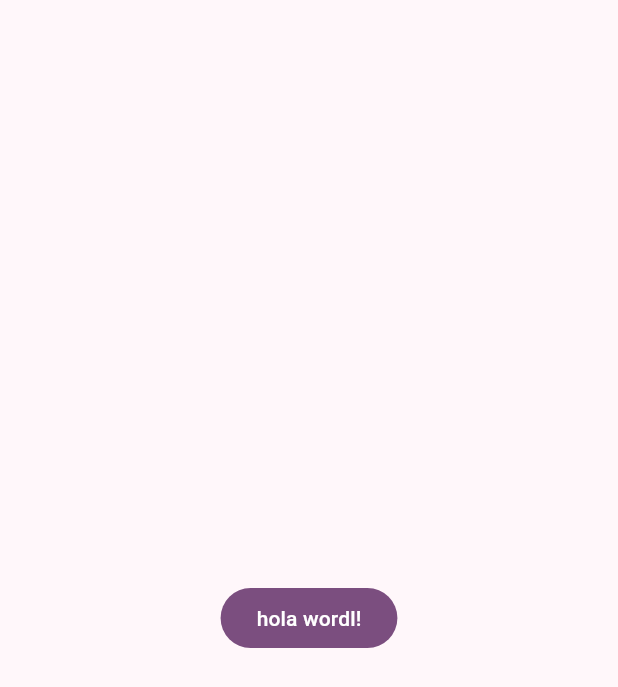
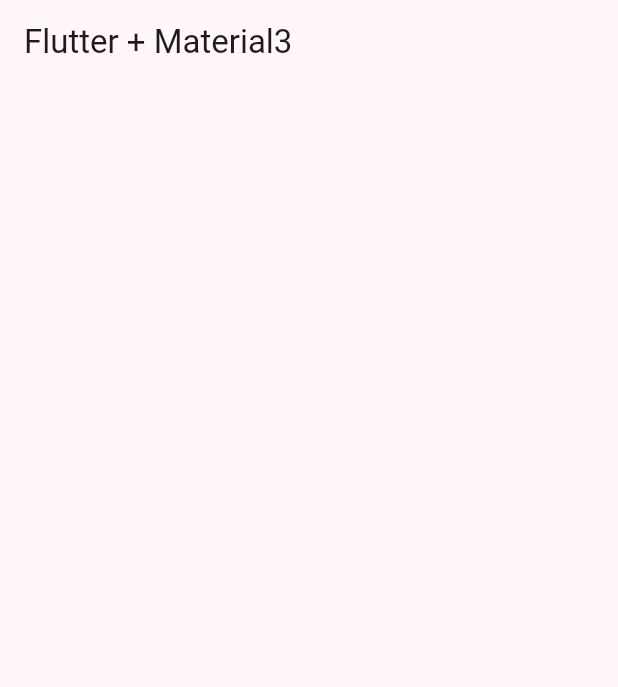
Before and after one commit to coco1690/widgets_app, a Flutter app: the screen it shows after launch, on a phone screen of 412 x 824 dp. Shown: the top 687 px of the screen. Run offline on Flutter 3.47's test engine with Material 2 defaults, Android fonts, the phone set to English and light mode, and no system bars.

Commit message:
creacion del Homescreen

```diff
--- a/lib/main.dart
+++ b/lib/main.dart
@@ -1,5 +1,6 @@
 import 'package:flutter/material.dart';
-import 'package:widgets_app/config/app_theme.dart';
+import 'package:widgets_app/config/theme/app_theme.dart';
+import 'package:widgets_app/presentation/screens/home/home_screen.dart';
 
 void main() {
   runApp(const MainApp());
@@ -13,11 +14,7 @@ class MainApp extends StatelessWidget {
     return  MaterialApp(
       debugShowCheckedModeBanner: false,
       theme: AppTheme(selectedColor: 5).getTheme(),
-      home: Scaffold(
-        body: Center(
-          child: FilledButton(onPressed: (){} , child: const  Text('hola wordl!')),
-        ),
-      ),
+      home: const HomeScreen()
     );
   }
 }
--- /dev/null
+++ b/lib/presentation/screens/home/home_screen.dart
@@ -0,0 +1,14 @@
+import 'package:flutter/material.dart';
+
+ class HomeScreen extends StatelessWidget {
+   const HomeScreen({super.key});
+
+   @override
+   Widget build(BuildContext context) {
+     return Scaffold(
+      appBar: AppBar(
+        title: const  Text('Flutter + Material3 '),
+      ),
+     );
+   }
+ }
```
